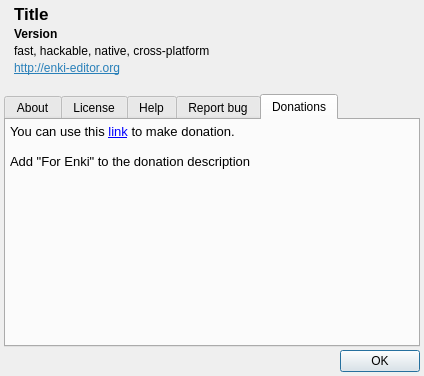
Before: the Qt Designer form enki/plugins/helpmenu/UIAbout.ui in rockiger/enki, drawn with Qt 5.
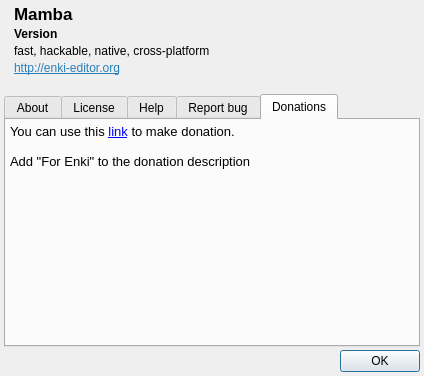
After: the same form once the commit is applied. Icons and pictures are not drawn.

Commit message: cleaned up menus and about dialog

Patch:
```diff
--- a/enki/plugins/helpmenu/UIAbout.ui
+++ b/enki/plugins/helpmenu/UIAbout.ui
@@ -59,7 +59,7 @@
           </font>
          </property>
          <property name="text">
-          <string notr="true">Title</string>
+          <string notr="true">Mamba</string>
          </property>
          <property name="openExternalLinks">
           <bool>true</bool>
```
The commit also changes 5 other files.
